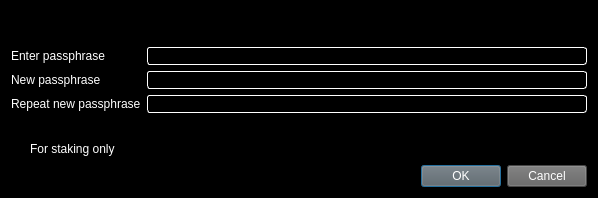
Before: the Qt Designer form src/qt/forms/askpassphrasedialog.ui in waffle-iron/DarkSilk-Release-Candidate, drawn with Qt 5.
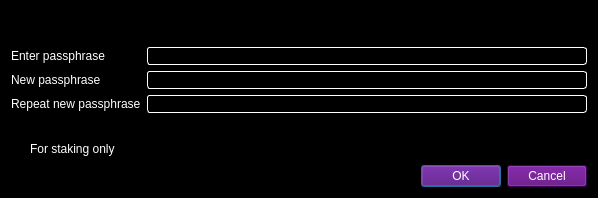
After: the same form once the commit is applied.

Diff of the .ui file:
```diff
--- a/src/qt/forms/askpassphrasedialog.ui
+++ b/src/qt/forms/askpassphrasedialog.ui
@@ -135,8 +135,8 @@
     <widget class="QDialogButtonBox" name="buttonBox">
      <property name="styleSheet">
       <string notr="true">color: rgb(255, 255, 255);
-background-color: rgb(98, 98, 98);
-alternate-background-color: rgb(98, 98, 98);</string>
+background-color: rgb(86, 0, 120);
+alternate-background-color: rgb(86, 0, 120);</string>
      </property>
      <property name="orientation">
       <enum>Qt::Horizontal</enum>
```
